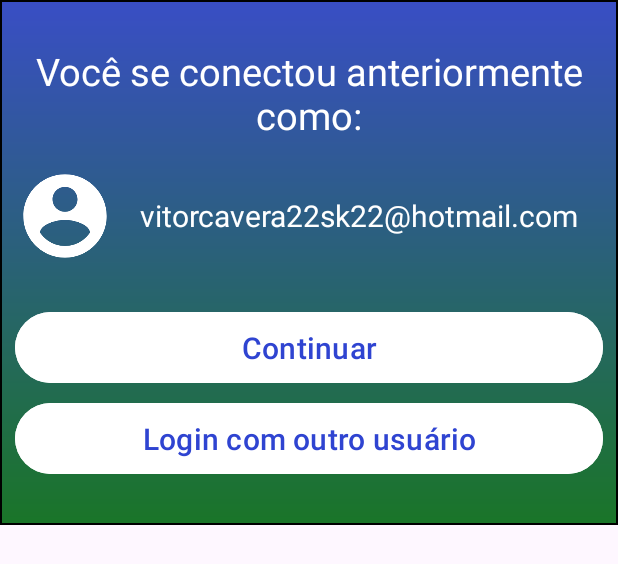
After one commit to vvieira22/app-authenticator, an Android app: the layout activity_usuario_anterior_conectado.xml on its own in the app's theme, with its tools: preview values and no code run, on a phone screen of 412 x 824 dp. The commit adds this screen. Shown: the top 564 px of the screen. Run offline under Robolectric (Android 15) with nearby library versions, the phone set to English and light mode, and no system bars.

Commit message:
criação da tela de usuário anteriormente conectado.

```diff
--- a/AppAuthenticator/app/src/main/res/layout/activity_form_login.xml
+++ b/AppAuthenticator/app/src/main/res/layout/activity_form_login.xml
@@ -11,6 +11,7 @@
     <LinearLayout
         android:id="@+id/cadastro_linear"
         android:layout_width="match_parent"
+        android:layout_marginTop="20dp"
         android:layout_height="wrap_content"
         android:layout_marginLeft="20dp"
         android:layout_marginRight="20dp"
@@ -24,7 +25,7 @@
         <ImageView
             android:layout_width="180dp"
             android:layout_height="180dp"
-            android:layout_marginBottom="50dp"
+            android:layout_marginBottom="35dp"
             android:src="@drawable/icon_login" />
 
         <EditText
@@ -67,7 +68,7 @@
             android:id="@+id/botao_login"
             android:layout_width="match_parent"
             android:layout_height="wrap_content"
-            android:layout_marginTop="35dp"
+            android:layout_marginTop="75dp"
             android:backgroundTint="@color/white"
             android:padding="10dp"
             android:text="Entrar"
@@ -75,15 +76,15 @@
             android:textSize="25sp" />
 
         <TextView
+            android:id="@+id/text_cadastrar"
             android:textStyle="bold"
-            android:id="@+id/text_cadastrar"
             android:layout_width="wrap_content"
             android:layout_height="wrap_content"
             android:layout_marginTop="10dp"
             android:text="Novo usuário? Cadastre-se aqui"
             android:textColor="@color/white"
             android:textSize="20sp"
-            android:layout_marginBottom="50dp"/>
+            android:layout_marginBottom="15dp"/>
 
         <RelativeLayout
             android:layout_marginTop="30dp"
--- /dev/null
+++ b/AppAuthenticator/app/src/main/res/layout/activity_usuario_anterior_conectado.xml
@@ -0,0 +1,82 @@
+<?xml version="1.0" encoding="utf-8"?>
+<androidx.constraintlayout.widget.ConstraintLayout
+    xmlns:android="http://schemas.android.com/apk/res/android"
+    xmlns:app="http://schemas.android.com/apk/res-auto"
+    xmlns:tools="http://schemas.android.com/tools"
+    android:layout_width="match_parent"
+    android:layout_height="wrap_content"
+    android:padding="10dp"
+    android:background="@drawable/cadastro_background">
+
+    <TextView
+        android:layout_marginTop="20dp"
+        android:id="@+id/msgConectAnterior"
+        android:layout_width="wrap_content"
+        android:layout_height="wrap_content"
+        android:text="Você se conectou anteriormente como:"
+        android:textColor="@color/white"
+        android:textSize="25sp"
+        android:gravity="center"
+        app:layout_constraintEnd_toEndOf="parent"
+        app:layout_constraintStart_toStartOf="parent"
+        app:layout_constraintTop_toTopOf="parent" />
+
+    <LinearLayout
+        android:id="@+id/linearCadastro"
+        android:layout_width="match_parent"
+        android:layout_height="match_parent"
+        android:gravity="center"
+        android:orientation="horizontal"
+        android:layout_marginBottom="10dp"
+        app:layout_constraintEnd_toEndOf="parent"
+        app:layout_constraintStart_toStartOf="parent"
+        app:layout_constraintTop_toBottomOf="@+id/msgConectAnterior">
+
+        <ImageView
+            android:id="@+id/icon_cadastro"
+            android:layout_width="100dp"
+            android:layout_height="100dp"
+            android:layout_weight="1"
+            android:src="@drawable/icon_login" />
+
+        <TextView
+            android:id="@+id/nome_cadastro"
+            android:layout_width="match_parent"
+            android:layout_height="wrap_content"
+            android:layout_weight="2"
+            android:gravity="center"
+            android:textColor="@color/white"
+            android:textSize="20dp"
+            android:text="vitorcavera22sk22@hotmail.com"/>
+    </LinearLayout>
+
+    <Button
+        android:id="@+id/botao_continuar"
+        android:layout_width="0dp"
+        android:layout_height="wrap_content"
+        android:backgroundTint="@color/white"
+        android:layout_marginTop="10dp"
+        android:padding="10dp"
+        android:text="Continuar"
+        android:textColor="#2F44D1"
+        android:textSize="20sp"
+        app:layout_constraintEnd_toEndOf="parent"
+        app:layout_constraintStart_toStartOf="parent"
+        app:layout_constraintTop_toBottomOf="@id/linearCadastro"/>
+    <Button
+        android:id="@+id/botao_sair"
+        android:layout_width="0dp"
+        android:layout_height="wrap_content"
+        android:layout_marginTop="5dp"
+        android:backgroundTint="@color/white"
+        android:padding="10dp"
+        android:text="Login com outro usuário"
+        android:textColor="#2F44D1"
+        android:textSize="20sp"
+        app:layout_constraintBottom_toBottomOf="parent"
+        app:layout_constraintEnd_toEndOf="parent"
+        app:layout_constraintStart_toStartOf="parent"
+        app:layout_constraintTop_toBottomOf="@id/botao_continuar"
+        android:layout_marginBottom="20dp"/>
+
+</androidx.constraintlayout.widget.ConstraintLayout>
```
Also changed, not shown: AppAuthenticator/app/src/main/java/com/vvieira/appauthenticator/view/formlogin/FormLogin.kt (+2 -6 lines), 1 other file.
